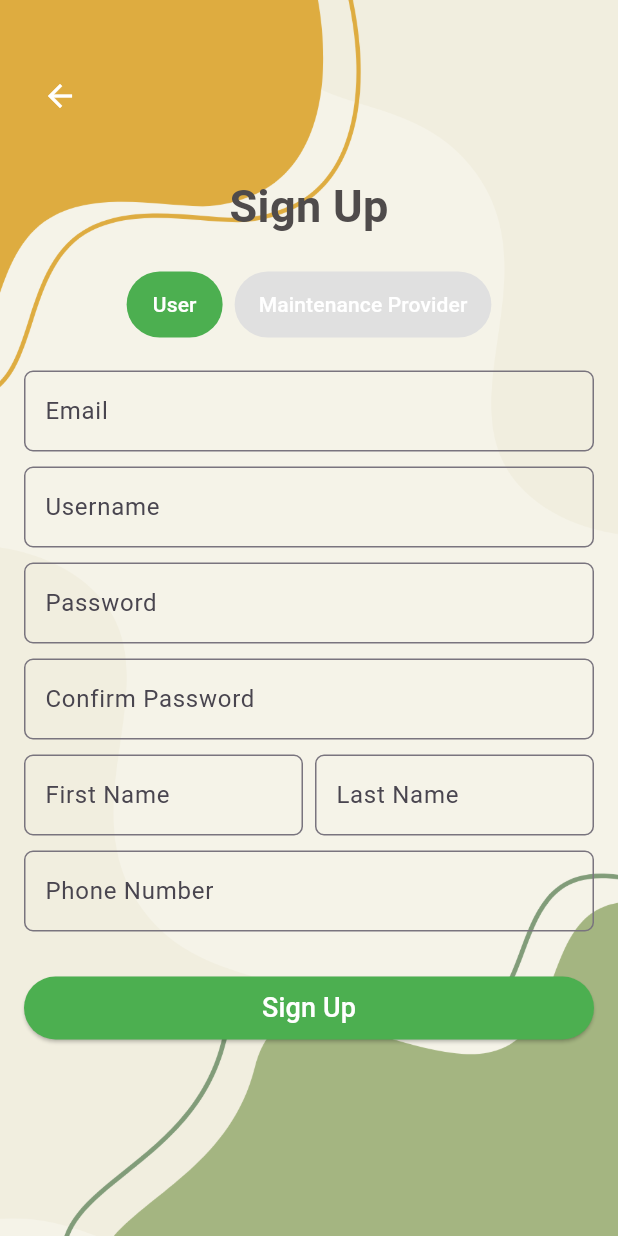
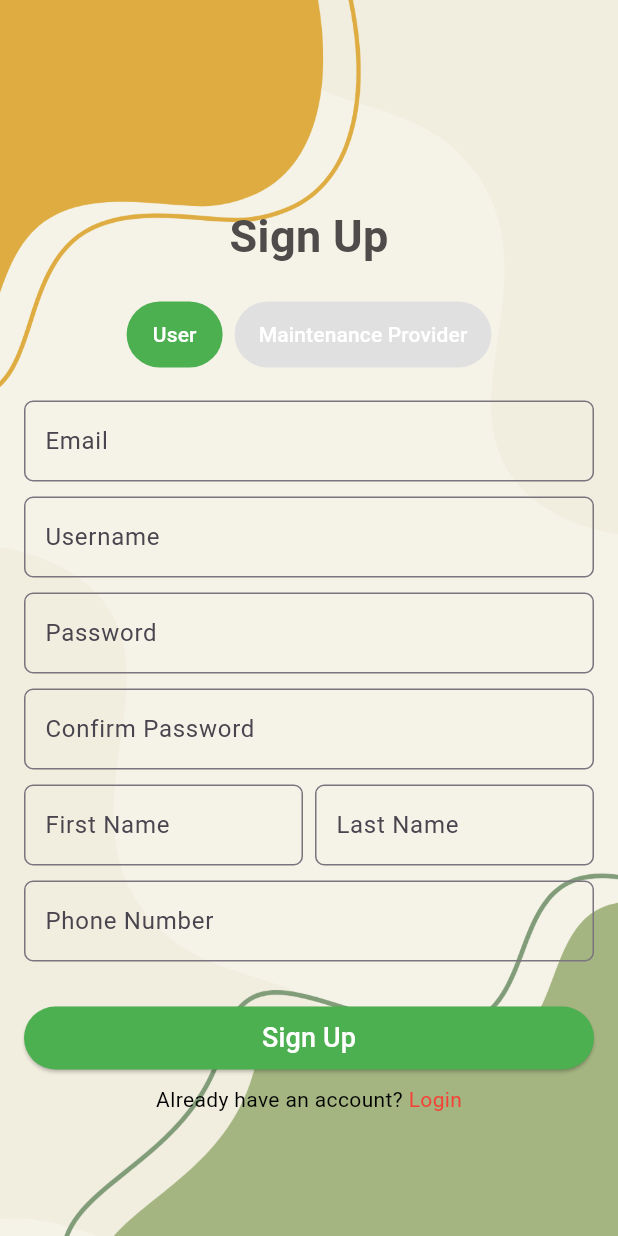
Before and after one commit to c1nnamonz/workshop_2, a Flutter app: the SignupScreen screen opened directly, on a phone screen of 412 x 824 dp. Run offline on Flutter 3.47's test engine with Material 3 defaults, Android fonts, the light colour scheme and no system bars; our stand-ins replace cloud_firestore, firebase_auth, firebase_core, get; accounts and stored records are empty; network calls fail.

Commit message:
Initial Commit

```diff
--- a/lib/auth/login_screen.dart
+++ b/lib/auth/login_screen.dart
@@ -80,7 +80,7 @@ class _LoginScreenState extends State<LoginScreen> {
                   onPressed: _login,
                   color: Colors.green, // Custom button color
                 ),
-                const SizedBox(height: 10),
+                const SizedBox(height: 15),
                 Row(
                   mainAxisAlignment: MainAxisAlignment.center,
                   children: [
--- a/lib/auth/signup_screen.dart
+++ b/lib/auth/signup_screen.dart
@@ -44,22 +44,12 @@ class _SignupScreenState extends State<SignupScreen> {
         children: [
           // Background image
           Container(
-            height: double.infinity, // Ensures the container takes up the full height
+            height: double.infinity,
             decoration: const BoxDecoration(
               image: DecorationImage(
-                image: AssetImage('images/login_bg.png'), // Use your image here
+                image: AssetImage('images/login_bg.png'),
                 fit: BoxFit.cover,
               ),
-            ),
-          ),
-
-          // Back button
-          Positioned(
-            top: 40, // Adjust the position of the back button
-            left: 16,
-            child: IconButton(
-              icon: const Icon(Icons.arrow_back, color: Colors.white),
-              onPressed: () => Navigator.pop(context),
             ),
           ),
 
@@ -69,7 +59,7 @@ class _SignupScreenState extends State<SignupScreen> {
             child: Column(
               crossAxisAlignment: CrossAxisAlignment.stretch,
               children: [
-                const SizedBox(height: 100),
+                const SizedBox(height: 120),
                 const Center(
                   child: Text(
                     'Sign Up',
@@ -182,13 +172,34 @@ class _SignupScreenState extends State<SignupScreen> {
                 const SizedBox(height: 20),
 
                 // Sign Up button
+                // Inside the SignupScreen, customize the button size as desired
                 CustomButton(
                   textColor: Colors.white,
                   color: Colors.green,
                   label: 'Sign Up',
                   onPressed: _signUp,
+                  width: 140,  // Set a smaller width
+                  height: 42,  // Set a smaller height
                 ),
+
+
                 const SizedBox(height: 10),
+                Row(
+                  mainAxisAlignment: MainAxisAlignment.center,
+                  children: [
+                    const Text(
+                      "Already have an account? ",
+                      style: TextStyle(color: Colors.black),
+                    ),
+                    InkWell(
+                      onTap: () => goToLogin(context),
+                      child: const Text(
+                        "Login",
+                        style: TextStyle(color: Colors.red),
+                      ),
+                    ),
+                  ],
+                ),
               ],
             ),
           ),
@@ -196,6 +207,11 @@ class _SignupScreenState extends State<SignupScreen> {
       ),
     );
   }
+
+  goToLogin(BuildContext context) => Navigator.push(
+    context,
+    MaterialPageRoute(builder: (context) => const LoginScreen()),
+  );
 
   void _signUp() async {
     final email = _emailController.text.trim();
@@ -228,6 +244,8 @@ class _SignupScreenState extends State<SignupScreen> {
       return;
     }
 
+
+
     try {
       final user = await AuthService().createUserWithUsernameAndEmail(
         username,
--- a/lib/widgets/button.dart
+++ b/lib/widgets/button.dart
@@ -7,18 +7,22 @@ class CustomButton extends StatelessWidget {
     this.onPressed,
     this.color = Colors.blue, // Default background color
     this.textColor = Colors.white, // Default font color
+    this.width = 170, // Default width
+    this.height = 42, // Default height
   });
 
   final String label;
   final void Function()? onPressed;
   final Color color; // Background color
   final Color textColor; // Font color
+  final double width; // Custom width
+  final double height; // Custom height
 
   @override
   Widget build(BuildContext context) {
-    return SizedBox(
-      width: 180,
-      height: 42,
+    return Container(
+      width: width,  // Set the width directly on Container
+      height: height,  // Set the height directly on Container
       child: ElevatedButton(
         onPressed: onPressed,
         style: ElevatedButton.styleFrom(
```
